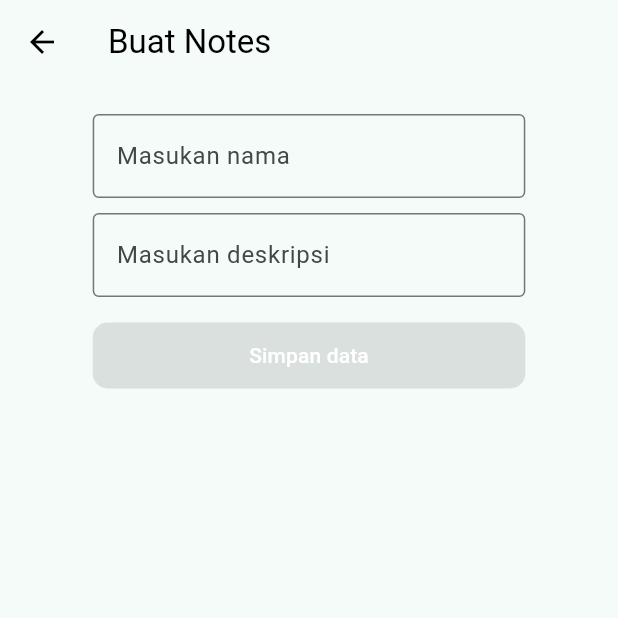
After one commit to azrilpramudia/notes-app-mobile, a Flutter app: the CreateNotesScreen screen opened directly, on a phone screen of 412 x 824 dp, the top half of it. The commit adds this screen. Run offline on Flutter 3.47's test engine with Material 3 defaults, Android fonts, the phone set to English and light mode, and no system bars; our stand-ins replace dio, infinite_scroll_pagination, shared_preferences; accounts and stored records are empty; network calls fail.

Commit message:
feat/create_notes

```diff
--- /dev/null
+++ b/frontend/lib/notes/create_notes.dart
@@ -0,0 +1,170 @@
+import 'package:flutter/material.dart';
+import 'package:frontend/notes/get_notes.dart';
+import 'package:dio/dio.dart';
+import 'package:shared_preferences/shared_preferences.dart';
+
+class CreateNotesScreen extends StatefulWidget {
+  const CreateNotesScreen({super.key});
+
+  @override
+  // ignore: library_private_types_in_public_api
+  _CreateNotesScreenState createState() => _CreateNotesScreenState();
+}
+
+class _CreateNotesScreenState extends State<CreateNotesScreen> {
+  TextEditingController name = TextEditingController();
+  TextEditingController description = TextEditingController();
+  String? accessToken;
+
+  bool isValid = false;
+  bool isLoading = false;
+
+  @override
+  void initState() {
+    super.initState();
+    _loadAccessToken();
+  }
+
+  void _loadAccessToken() async {
+    SharedPreferences prefs = await SharedPreferences.getInstance();
+    setState(() {
+      accessToken = prefs.getString('accessToken') ?? '';
+    });
+  }
+
+  void _validateInputs() {
+    setState(() {
+      isValid = name.text.isNotEmpty && description.text.isNotEmpty;
+    });
+  }
+
+  void createNotes(String name, String description, String accessToken) async {
+    try {
+      setState(() {
+        isLoading = true;
+      });
+
+      final response = await Dio().post(
+        'http://localhost:3000/notes',
+        data: {'name': name, 'description': description},
+        options: Options(headers: {'Authorization': 'Bearer $accessToken'}),
+      );
+
+      if (response.statusCode == 201) {
+        Navigator.push(
+          context,
+          MaterialPageRoute(builder: (context) => const GetNotesScreen()),
+        );
+
+        setState(() {
+          isLoading = false;
+        });
+      }
+    } catch (e) {
+      print(e);
+    } finally {
+      setState(() {
+        isLoading = false;
+      });
+    }
+  }
+
+  @override
+  Widget build(BuildContext context) {
+    return Scaffold(
+      appBar: AppBar(
+        title: const Text('Buat Notes', style: TextStyle(color: Colors.black)),
+        leading: IconButton(
+          icon: const Icon(Icons.arrow_back, color: Colors.black),
+          onPressed: () {
+            Navigator.pushReplacement(
+              context,
+              MaterialPageRoute(builder: (context) => const GetNotesScreen()),
+            );
+          },
+        ),
+      ),
+
+      body: SingleChildScrollView(
+        child: Center(
+          child: Column(
+            children: [
+              const SizedBox(height: 20),
+              FractionallySizedBox(
+                widthFactor: 0.7,
+                child: TextField(
+                  controller: name,
+                  onChanged: (value) => _validateInputs(),
+                  decoration: const InputDecoration(
+                    labelText: 'Masukan nama ',
+                    border: OutlineInputBorder(),
+                  ),
+                ),
+              ),
+              const SizedBox(height: 10),
+              FractionallySizedBox(
+                widthFactor: 0.7,
+                child: TextField(
+                  controller: description,
+                  onChanged: (value) => _validateInputs(),
+                  decoration: const InputDecoration(
+                    labelText: 'Masukan deskripsi',
+                    border: OutlineInputBorder(),
+                  ),
+                ),
+              ),
+              const SizedBox(height: 15),
+              FractionallySizedBox(
+                widthFactor: 0.7,
+                child: ElevatedButton(
+                  onPressed:
+                      isLoading
+                          ? null
+                          : isValid
+                          ? () => createNotes(
+                            name.text,
+                            description.text,
+                            accessToken!,
+                          )
+                          : null,
+                  style: ElevatedButton.styleFrom(
+                    backgroundColor: Colors.black,
+                    shape: RoundedRectangleBorder(
+                      borderRadius: BorderRadius.circular(10),
+                    ),
+                  ),
+                  child:
+                      isLoading
+                          ? const Padding(
+                            padding: EdgeInsets.symmetric(
+                              horizontal: 36,
+                              vertical: 12,
+                            ),
+                            child: SizedBox(
+                              width: 20,
+                              height: 20,
+                              child: CircularProgressIndicator(
+                                color: Colors.black,
+                              ),
+                            ),
+                          )
+                          : const Padding(
+                            padding: EdgeInsets.symmetric(
+                              horizontal: 40,
+                              vertical: 12,
+                            ),
+                            child: Text(
+                              'Simpan data',
+                              style: TextStyle(color: Colors.white),
+                            ),
+                          ),
+                ),
+              ),
+              const SizedBox(height: 20),
+            ],
+          ),
+        ),
+      ),
+    );
+  }
+}
--- a/frontend/lib/notes/get_notes.dart
+++ b/frontend/lib/notes/get_notes.dart
@@ -1,4 +1,7 @@
 import 'package:flutter/material.dart';
+import 'package:shared_preferences/shared_preferences.dart';
+import 'package:dio/dio.dart';
+import 'package:infinite_scroll_pagination/infinite_scroll_pagination.dart';
 
 class GetNotesScreen extends StatefulWidget {
   const GetNotesScreen({super.key});
```
Also changed, not shown: frontend/lib/auth/login.dart (+30 -38 lines).
